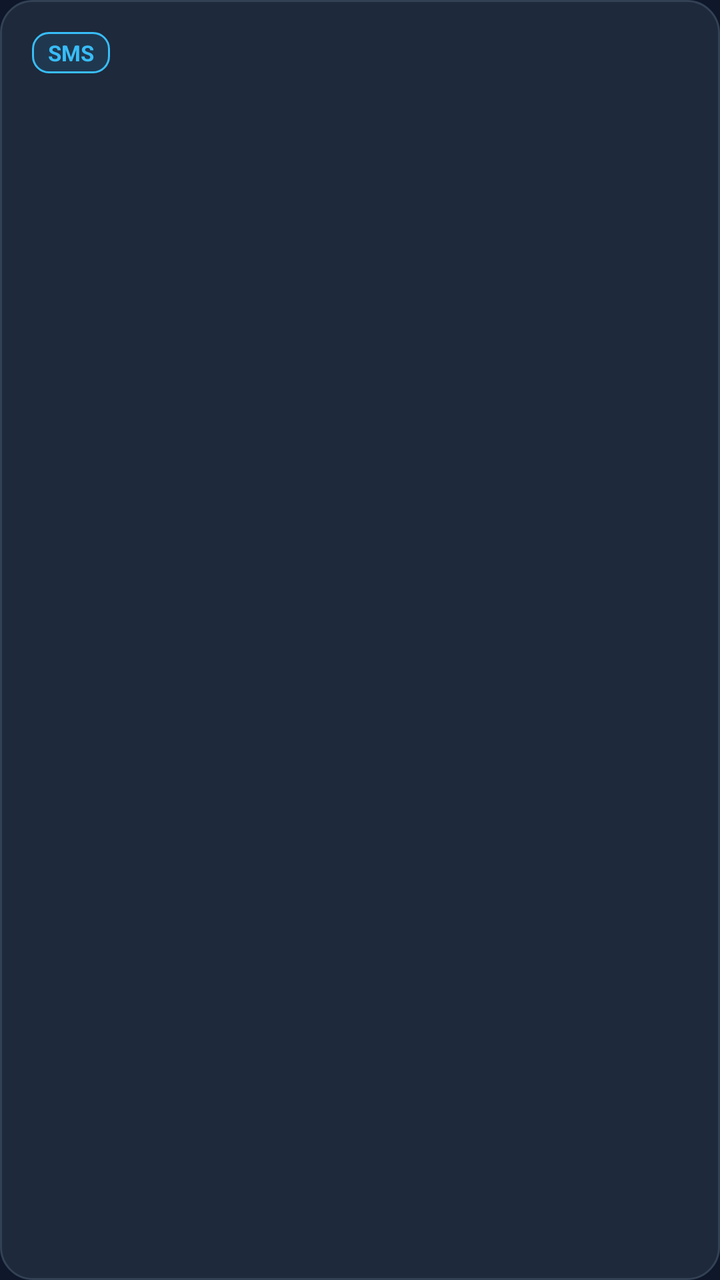
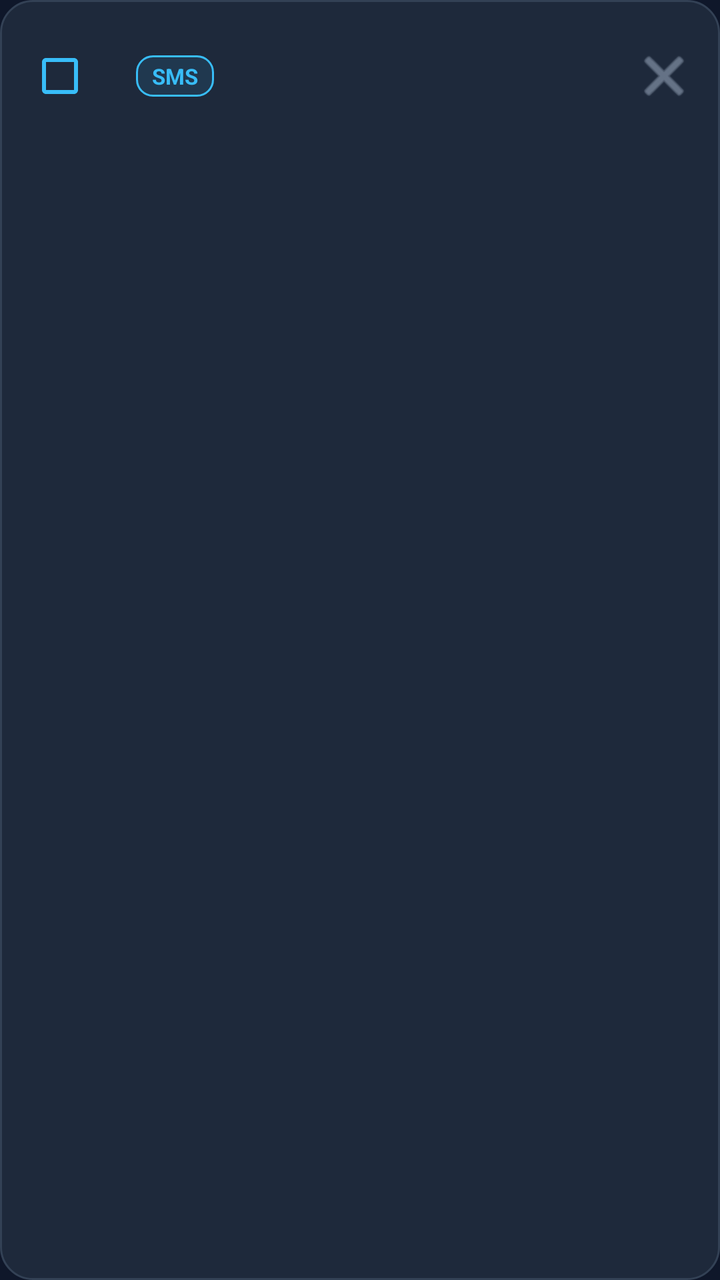

Screens rendered from an Android XML layout before and after an edit, with the pre-edit source and the edit as a unified diff.
<!-- AndroidManifest.xml: application theme Theme.PhoneBridge -->
<!-- res/layout/item_event.xml -->
<?xml version="1.0" encoding="utf-8"?>
<LinearLayout xmlns:android="http://schemas.android.com/apk/res/android"
    android:layout_width="match_parent"
    android:layout_height="wrap_content"
    android:background="@drawable/bg_card"
    android:orientation="vertical"
    android:padding="16dp"
    android:layout_marginBottom="10dp">

    
    <LinearLayout
        android:layout_width="match_parent"
        android:layout_height="wrap_content"
        android:orientation="horizontal"
        android:gravity="center_vertical">

        <TextView
            android:id="@+id/tvEventBadge"
            android:layout_width="wrap_content"
            android:layout_height="wrap_content"
            android:background="@drawable/bg_pill_blue"
            android:paddingHorizontal="8dp"
            android:paddingVertical="3dp"
            android:text="SMS"
            android:textColor="@color/primary_blue"
            android:textSize="11sp"
            android:textStyle="bold" />

        <TextView
            android:id="@+id/tvEventTime"
            android:layout_width="0dp"
            android:layout_height="wrap_content"
            android:layout_weight="1"
            android:gravity="end"
            android:textColor="@color/text_muted"
            android:textSize="11.5sp" />
    </LinearLayout>

    
    <TextView
        android:id="@+id/tvEventTitle"
        android:layout_width="match_parent"
        android:layout_height="wrap_content"
        android:textColor="@color/text_white"
        android:textSize="14.5sp"
        android:textStyle="bold"
        android:layout_marginTop="8dp" />

    
    <TextView
        android:id="@+id/tvEventBody"
        android:layout_width="match_parent"
        android:layout_height="wrap_content"
        android:textColor="#CBD5E1"
        android:textSize="13sp"
        android:layout_marginTop="4dp" />

    
    <LinearLayout
        android:id="@+id/layoutOtp"
        android:layout_width="match_parent"
        android:layout_height="wrap_content"
        android:background="@drawable/bg_pill_green"
        android:orientation="horizontal"
        android:padding="10dp"
        android:gravity="center_vertical"
        android:layout_marginTop="10dp"
        android:visibility="gone">

        <TextView
            android:id="@+id/tvOtpText"
            android:layout_width="0dp"
            android:layout_height="wrap_content"
            android:layout_weight="1"
            android:text="🔑 OTP: 482910"
            android:textColor="@color/accent_green"
            android:textSize="15sp"
            android:textStyle="bold" />

        <Button
            android:id="@+id/btnCopyOtp"
            android:layout_width="wrap_content"
            android:layout_height="36dp"
            android:backgroundTint="@color/accent_green"
            android:text="Copy OTP"
            android:textColor="@color/text_white"
            android:textSize="11.5sp"
            android:textStyle="bold" />
    </LinearLayout>

</LinearLayout>
<!-- resources referenced by this layout -->
<resources>
  <color name="accent_green">#10B981</color>
  <color name="primary_blue">#38BDF8</color>
  <color name="text_muted">#94A3B8</color>
  <color name="text_white">#FFFFFF</color>
  <!-- drawable bg_card (drawable) -->
  <?xml version="1.0" encoding="utf-8"?>
  <shape xmlns:android="http://schemas.android.com/apk/res/android">
      <solid android:color="@color/card_dark" />
      <corners android:radius="16dp" />
      <stroke android:width="1dp" android:color="@color/border_dark" />
  </shape>
  <!-- drawable bg_pill_blue (drawable) -->
  <?xml version="1.0" encoding="utf-8"?>
  <shape xmlns:android="http://schemas.android.com/apk/res/android">
      <solid android:color="#1A38BDF8" />
      <corners android:radius="8dp" />
      <stroke android:width="1dp" android:color="@color/primary_blue" />
  </shape>
  <!-- drawable bg_pill_green (drawable) -->
  <?xml version="1.0" encoding="utf-8"?>
  <shape xmlns:android="http://schemas.android.com/apk/res/android">
      <solid android:color="#1A10B981" />
      <corners android:radius="8dp" />
      <stroke android:width="1dp" android:color="@color/accent_green" />
  </shape>
  <style name="Theme.PhoneBridge" parent="Theme.MaterialComponents.DayNight.NoActionBar">
          <item name="colorPrimary">@color/primary_blue</item>
          <item name="colorSecondary">@color/accent_green</item>
          <item name="android:statusBarColor">@color/bg_dark</item>
          <item name="android:navigationBarColor">@color/bg_dark</item>
          <item name="android:windowBackground">@color/bg_dark</item>
      </style>
  <color name="card_dark">#1E293B</color>
  <color name="border_dark">#334155</color>
  <color name="bg_dark">#0F172A</color>
</resources>

<!-- the commit's change to res/layout/item_event.xml (unified diff, before → after) -->
@@ -4,7 +4,7 @@
     android:layout_height="wrap_content"
     android:background="@drawable/bg_card"
     android:orientation="vertical"
-    android:padding="16dp"
+    android:padding="14dp"
     android:layout_marginBottom="10dp">
 
     
@@ -13,6 +13,13 @@
         android:layout_height="wrap_content"
         android:orientation="horizontal"
         android:gravity="center_vertical">
+
+        <CheckBox
+            android:id="@+id/cbEventSelect"
+            android:layout_width="wrap_content"
+            android:layout_height="wrap_content"
+            android:buttonTint="@color/primary_blue"
+            android:layout_marginEnd="6dp" />
 
         <TextView
             android:id="@+id/tvEventBadge"
@@ -33,7 +40,17 @@
             android:layout_weight="1"
             android:gravity="end"
             android:textColor="@color/text_muted"
-            android:textSize="11.5sp" />
+            android:textSize="11.5sp"
+            android:layout_marginEnd="6dp" />
+
+        <ImageButton
+            android:id="@+id/btnDeleteEvent"
+            android:layout_width="28dp"
+            android:layout_height="28dp"
+            android:background="?attr/selectableItemBackgroundBorderless"
+            android:src="@android:drawable/ic_menu_close_clear_cancel"
+            android:tint="@color/text_muted"
+            android:contentDescription="Delete Event" />
     </LinearLayout>
 
     
@@ -57,35 +74,76 @@
 
     
     <LinearLayout
-        android:id="@+id/layoutOtp"
+        android:id="@+id/layoutActions"
         android:layout_width="match_parent"
         android:layout_height="wrap_content"
-        android:background="@drawable/bg_pill_green"
-        android:orientation="horizontal"
-        android:padding="10dp"
-        android:gravity="center_vertical"
-        android:layout_marginTop="10dp"
-        android:visibility="gone">
+        android:orientation="vertical"
+        android:layout_marginTop="8dp">
 
-        <TextView
-            android:id="@+id/tvOtpText"
-            android:layout_width="0dp"
+        
+        <LinearLayout
+            android:id="@+id/layoutOtp"
+            android:layout_width="match_parent"
             android:layout_height="wrap_content"
-            android:layout_weight="1"
-            android:text="🔑 OTP: 482910"
-            android:textColor="@color/accent_green"
-            android:textSize="15sp"
-            android:textStyle="bold" />
+            android:background="@drawable/bg_pill_green"
+            android:orientation="horizontal"
+            android:padding="8dp"
+            android:gravity="center_vertical"
+            android:visibility="gone">
 
-        <Button
-            android:id="@+id/btnCopyOtp"
-            android:layout_width="wrap_content"
-            android:layout_height="36dp"
-            android:backgroundTint="@color/accent_green"
-            android:text="Copy OTP"
-            android:textColor="@color/text_white"
-            android:textSize="11.5sp"
-            android:textStyle="bold" />
+            <TextView
+                android:id="@+id/tvOtpText"
+                android:layout_width="0dp"
+                android:layout_height="wrap_content"
+                android:layout_weight="1"
+                android:text="🔑 OTP: 482910"
+                android:textColor="@color/accent_green"
+                android:textSize="14sp"
+                android:textStyle="bold" />
+
+            <Button
+                android:id="@+id/btnCopyOtp"
+                android:layout_width="wrap_content"
+                android:layout_height="34dp"
+                android:backgroundTint="@color/accent_green"
+                android:text="Copy OTP"
+                android:textColor="@color/text_white"
+                android:textSize="11sp"
+                android:textStyle="bold" />
+        </LinearLayout>
+
+        
+        <LinearLayout
+            android:id="@+id/layoutCopyNumber"
+            android:layout_width="match_parent"
+            android:layout_height="wrap_content"
+            android:background="@drawable/bg_pill_blue"
+            android:orientation="horizontal"
+            android:padding="8dp"
+            android:gravity="center_vertical"
+            android:layout_marginTop="6dp"
+            android:visibility="gone">
+
+            <TextView
+                android:id="@+id/tvNumberText"
+                android:layout_width="0dp"
+                android:layout_height="wrap_content"
+                android:layout_weight="1"
+                android:text="📞 01712345678"
+                android:textColor="@color/primary_blue"
+                android:textSize="13.5sp"
+                android:textStyle="bold" />
+
+            <Button
+                android:id="@+id/btnCopyNumber"
+                android:layout_width="wrap_content"
+                android:layout_height="34dp"
+                android:backgroundTint="@color/primary_blue"
+                android:text="Copy Number"
+                android:textColor="@color/bg_dark"
+                android:textSize="11sp"
+                android:textStyle="bold" />
+        </LinearLayout>
     </LinearLayout>
 
 </LinearLayout>
<!-- resource entries referenced after the edit -->
@@ -1,6 +1,7 @@
 <!-- resources referenced by this layout -->
 <resources>
   <color name="accent_green">#10B981</color>
+  <color name="bg_dark">#0F172A</color>
   <color name="primary_blue">#38BDF8</color>
   <color name="text_muted">#94A3B8</color>
   <color name="text_white">#FFFFFF</color>
@@ -34,6 +35,5 @@
       </style>
   <color name="card_dark">#1E293B</color>
   <color name="border_dark">#334155</color>
-  <color name="bg_dark">#0F172A</color>
 </resources>
 
